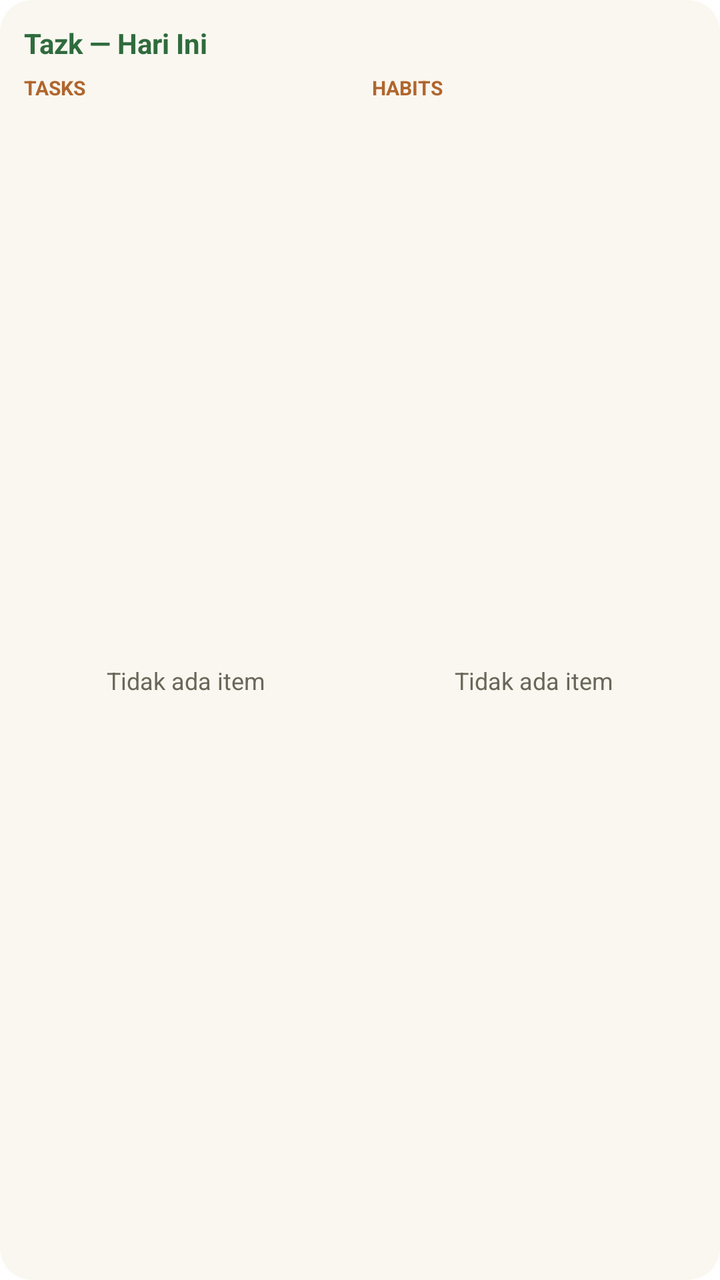
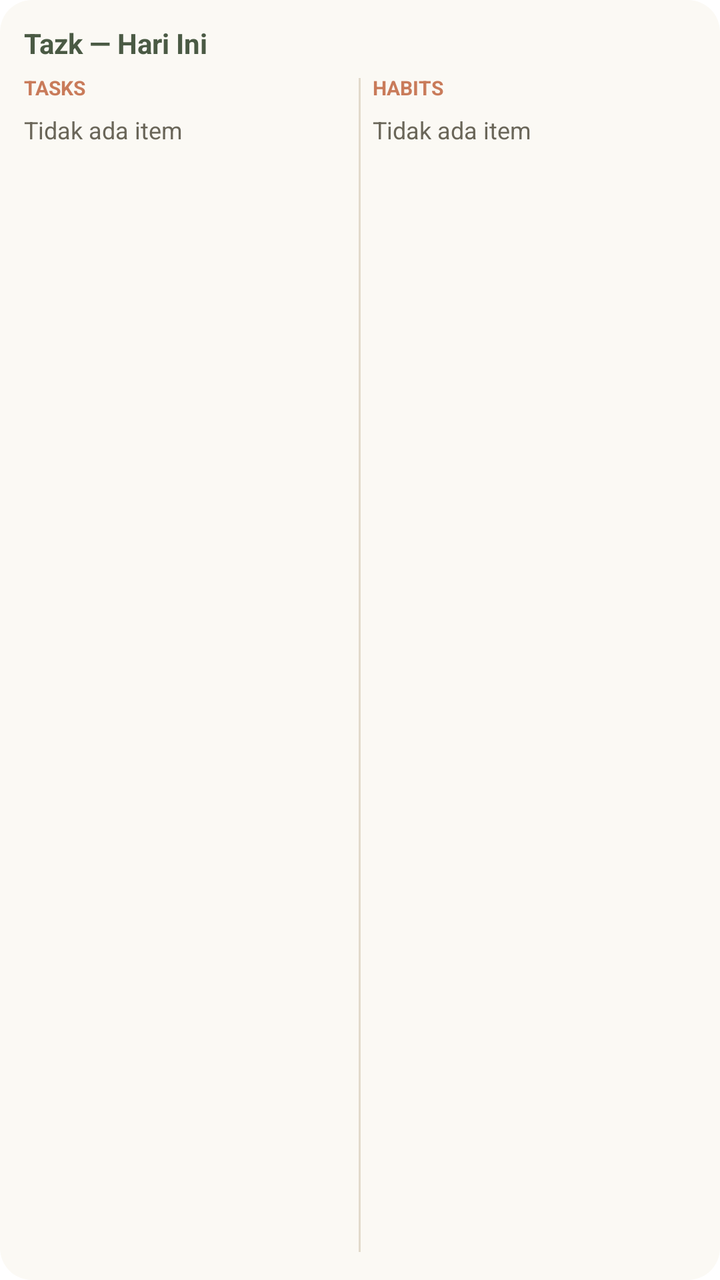

Two renders of the same Android screen: before a commit and after it. Below are the layout's source before the change and the commit's diff.
<!-- AndroidManifest.xml: fallback theme Theme.MaterialComponents.DayNight.NoActionBar -->
<!-- res/layout/widget_tasks_habits.xml -->
<?xml version="1.0" encoding="utf-8"?>
<LinearLayout xmlns:android="http://schemas.android.com/apk/res/android"
    android:id="@+id/widget_container"
    android:layout_width="match_parent"
    android:layout_height="match_parent"
    android:orientation="vertical"
    android:background="@drawable/widget_background"
    android:padding="12dp">

    <TextView
        android:id="@+id/widget_header"
        android:layout_width="match_parent"
        android:layout_height="wrap_content"
        android:text="Tazk — Hari Ini"
        android:textColor="#2F6B3D"
        android:textSize="14sp"
        android:textStyle="bold"
        android:paddingBottom="6dp" />

    <LinearLayout
        android:layout_width="match_parent"
        android:layout_height="0dp"
        android:layout_weight="1"
        android:orientation="horizontal">

        <LinearLayout
            android:layout_width="0dp"
            android:layout_height="match_parent"
            android:layout_weight="1"
            android:orientation="vertical"
            android:paddingEnd="6dp">

            <TextView
                android:layout_width="wrap_content"
                android:layout_height="wrap_content"
                android:text="TASKS"
                android:textColor="#B0662E"
                android:textSize="10sp"
                android:textStyle="bold"
                android:paddingBottom="2dp" />

            <FrameLayout
                android:layout_width="match_parent"
                android:layout_height="0dp"
                android:layout_weight="1">

                <ListView
                    android:id="@+id/widget_tasks_list"
                    android:layout_width="match_parent"
                    android:layout_height="match_parent"
                    android:divider="@null"
                    android:paddingVertical="2dp" />

                <include
                    android:id="@+id/widget_tasks_empty_view"
                    layout="@layout/widget_empty_state" />
            </FrameLayout>
        </LinearLayout>

        <LinearLayout
            android:layout_width="0dp"
            android:layout_height="match_parent"
            android:layout_weight="1"
            android:orientation="vertical"
            android:paddingStart="6dp">

            <TextView
                android:layout_width="wrap_content"
                android:layout_height="wrap_content"
                android:text="HABITS"
                android:textColor="#B0662E"
                android:textSize="10sp"
                android:textStyle="bold"
                android:paddingBottom="2dp" />

            <FrameLayout
                android:layout_width="match_parent"
                android:layout_height="0dp"
                android:layout_weight="1">

                <ListView
                    android:id="@+id/widget_habits_list"
                    android:layout_width="match_parent"
                    android:layout_height="match_parent"
                    android:divider="@null"
                    android:paddingVertical="2dp" />

                <include
                    android:id="@+id/widget_habits_empty_view"
                    layout="@layout/widget_empty_state" />
            </FrameLayout>
        </LinearLayout>
    </LinearLayout>
</LinearLayout>
<!-- res/layout/widget_empty_state.xml (included above) -->
<?xml version="1.0" encoding="utf-8"?>
<TextView xmlns:android="http://schemas.android.com/apk/res/android"
    android:id="@+id/widget_empty_text"
    android:layout_width="match_parent"
    android:layout_height="match_parent"
    android:gravity="center"
    android:text="Tidak ada item"
    android:textColor="#6A6659"
    android:textSize="12sp" />
<!-- resources referenced by this layout -->
<resources>
  <!-- drawable widget_background (drawable) -->
  <?xml version="1.0" encoding="utf-8"?>
  <shape xmlns:android="http://schemas.android.com/apk/res/android"
      android:shape="rectangle">
      <solid android:color="#FAF7F0" />
      <corners android:radius="16dp" />
  </shape>
</resources>

<!-- the commit's change to res/layout/widget_tasks_habits.xml (unified diff, before → after) -->
@@ -12,7 +12,7 @@
         android:layout_width="match_parent"
         android:layout_height="wrap_content"
         android:text="Tazk — Hari Ini"
-        android:textColor="#2F6B3D"
+        android:textColor="@color/widget_primary"
         android:textSize="14sp"
         android:textStyle="bold"
         android:paddingBottom="6dp" />
@@ -33,8 +33,8 @@
             <TextView
                 android:layout_width="wrap_content"
                 android:layout_height="wrap_content"
-                android:text="TASKS"
-                android:textColor="#B0662E"
+                android:id="@+id/tasks_label" android:text="TASKS"
+                android:textColor="@color/widget_label"
                 android:textSize="10sp"
                 android:textStyle="bold"
                 android:paddingBottom="2dp" />
@@ -57,6 +57,14 @@
             </FrameLayout>
         </LinearLayout>
 
+        <FrameLayout
+            android:id="@+id/th_col_divider"
+            android:layout_width="1dp"
+            android:layout_height="match_parent"
+            android:layout_marginTop="2dp"
+            android:layout_marginBottom="2dp"
+            android:background="@color/widget_border" />
+
         <LinearLayout
             android:layout_width="0dp"
             android:layout_height="match_parent"
@@ -67,8 +75,8 @@
             <TextView
                 android:layout_width="wrap_content"
                 android:layout_height="wrap_content"
-                android:text="HABITS"
-                android:textColor="#B0662E"
+                android:id="@+id/habits_label" android:text="HABITS"
+                android:textColor="@color/widget_label"
                 android:textSize="10sp"
                 android:textStyle="bold"
                 android:paddingBottom="2dp" />
@@ -98,7 +106,8 @@
     android:id="@+id/widget_empty_text"
     android:layout_width="match_parent"
     android:layout_height="match_parent"
-    android:gravity="center"
+    android:gravity="top|start"
+    android:paddingTop="4dp"
     android:text="Tidak ada item"
-    android:textColor="#6A6659"
+    android:textColor="@color/widget_text_muted"
     android:textSize="12sp" />
<!-- resource entries referenced after the edit -->
@@ -1,11 +1,16 @@
 <!-- resources referenced by this layout -->
 <resources>
+  <color name="widget_border">#E2DACB</color>
+  <color name="widget_label">#C97B5A</color>
+  <color name="widget_primary">#4A5A44</color>
+  <color name="widget_text_muted">#6A6659</color>
   <!-- drawable widget_background (drawable) -->
   <?xml version="1.0" encoding="utf-8"?>
   <shape xmlns:android="http://schemas.android.com/apk/res/android"
       android:shape="rectangle">
-      <solid android:color="#FAF7F0" />
+      <solid android:color="@color/widget_bg" />
       <corners android:radius="16dp" />
   </shape>
+  <color name="widget_bg">#FBF9F4</color>
 </resources>
 
